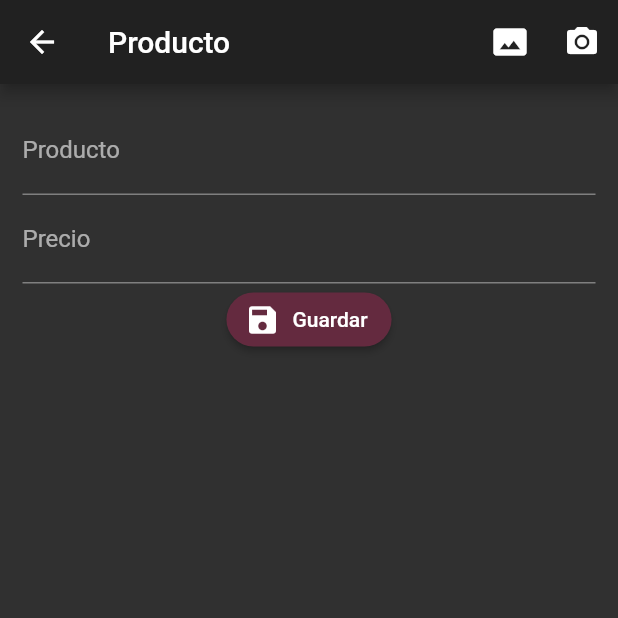
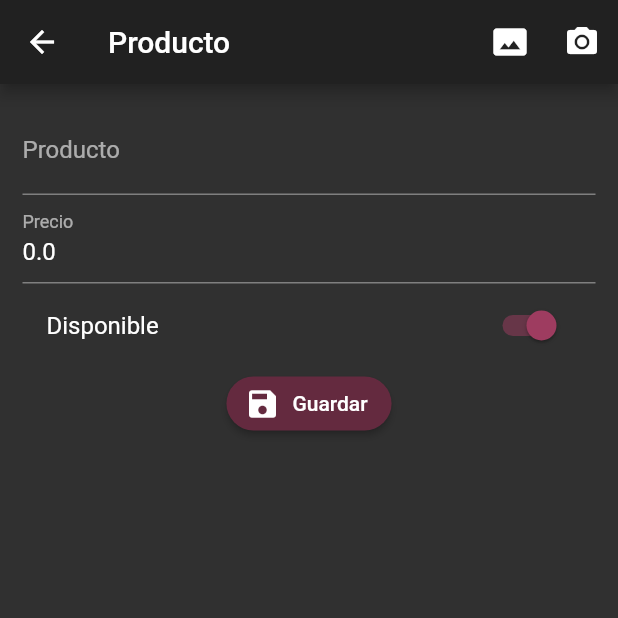
Before and after one commit to ricardotg34/product-app, a Flutter app: the screen it shows after launch, after a tap on the "add" icon, on a phone screen of 412 x 824 dp, the top half of it. Run offline on Flutter 3.47's test engine with Material 2 defaults, Android fonts, the phone set to English and light mode, and no system bars; our stand-ins replace rxdart.

Commit message:
connect  product model to form

```diff
--- a/lib/main.dart
+++ b/lib/main.dart
@@ -19,6 +19,7 @@ class MyApp extends StatelessWidget {
           primaryColor: Color.fromRGBO(100, 42, 63, 1.0),
           accentColor: Color.fromRGBO(158, 60, 96, 1.0),
           buttonColor: Color.fromRGBO(100, 42, 63, 1.0),
+          toggleableActiveColor: Color.fromRGBO(158, 60, 96, 1.0),
           textTheme: TextTheme(
             button: TextStyle(color: Colors.white)
           ),
@@ -27,6 +28,7 @@ class MyApp extends StatelessWidget {
           brightness: Brightness.dark,
           accentColor: Color.fromRGBO(158, 60, 96, 1.0),
           buttonColor: Color.fromRGBO(100, 42, 63, 1.0),
+          toggleableActiveColor: Color.fromRGBO(158, 60, 96, 1.0),
         ),
         themeMode: ThemeMode.dark,
         routes: {
--- a/lib/src/pages/product_page.dart
+++ b/lib/src/pages/product_page.dart
@@ -1,4 +1,5 @@
 import 'package:flutter/material.dart';
+import 'package:formvalidation/src/models/Product.dart';
 import 'package:formvalidation/src/utils/utils.dart' as utils;
 
 class ProductPage extends StatefulWidget {
@@ -8,6 +9,7 @@ class ProductPage extends StatefulWidget {
 
 class _ProductPageState extends State<ProductPage> {
   final formKey = GlobalKey<FormState>();
+  ProductModel product = new ProductModel();
 
   @override
   Widget build(BuildContext context) {
@@ -33,6 +35,7 @@ class _ProductPageState extends State<ProductPage> {
             child: Column(
               children: [
                 TextFormField( //Product field
+                  initialValue: product.title,
                   textCapitalization: TextCapitalization.sentences,
                   decoration: InputDecoration(
                     labelText: 'Producto'
@@ -43,8 +46,10 @@ class _ProductPageState extends State<ProductPage> {
                     else
                       return null;
                   },
+                  onSaved: (value)=> product.title = value,
                 ),
                 TextFormField( //Price field
+                  initialValue: product.value.toString(),
                   keyboardType: TextInputType.numberWithOptions(decimal: true),
                   decoration: InputDecoration(
                     labelText: 'Precio'
@@ -55,6 +60,14 @@ class _ProductPageState extends State<ProductPage> {
                     else
                       return null;
                   },
+                  onSaved: (value)=> product.value = double.parse(value)
+                ),
+                SwitchListTile(
+                  value: product.available,
+                  onChanged: (value) => setState(() {
+                    product.available = value;
+                  }),
+                  title: Text('Disponible'),
                 ),
                 RaisedButton.icon( //Save Button
                   onPressed: _submit,
@@ -75,6 +88,7 @@ class _ProductPageState extends State<ProductPage> {
   void _submit(){
     if(formKey.currentState.validate()){
       //Cuando el form es válido
+      formKey.currentState.save();
       print('Todo ok');
     }else{
       return;
```
